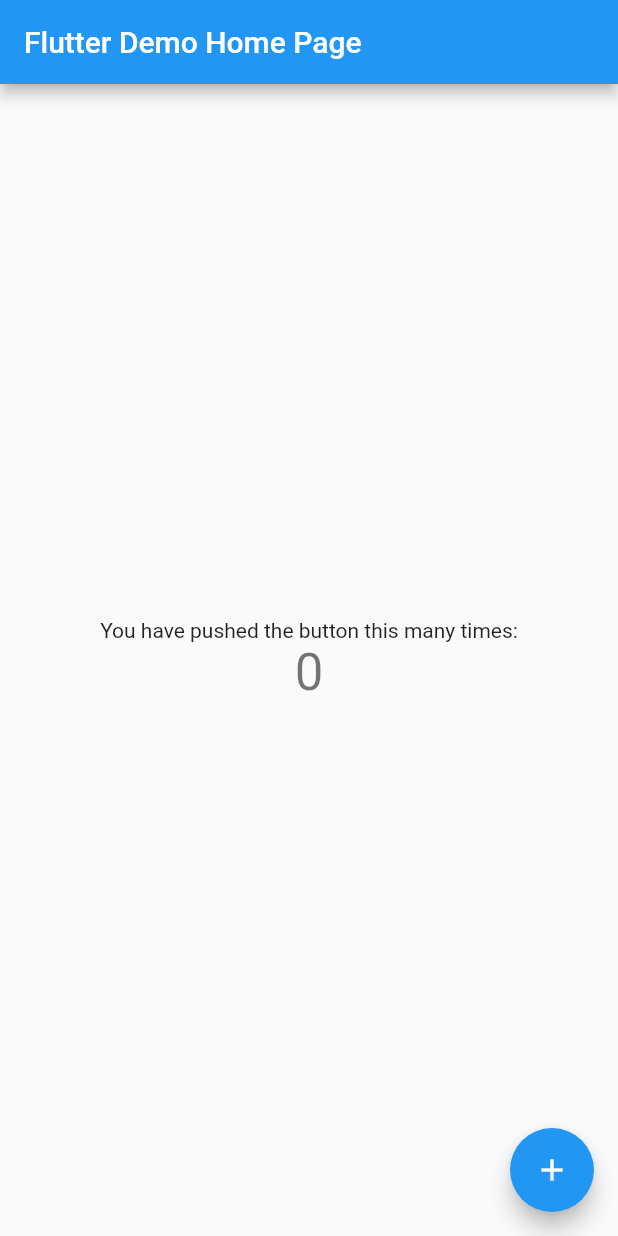
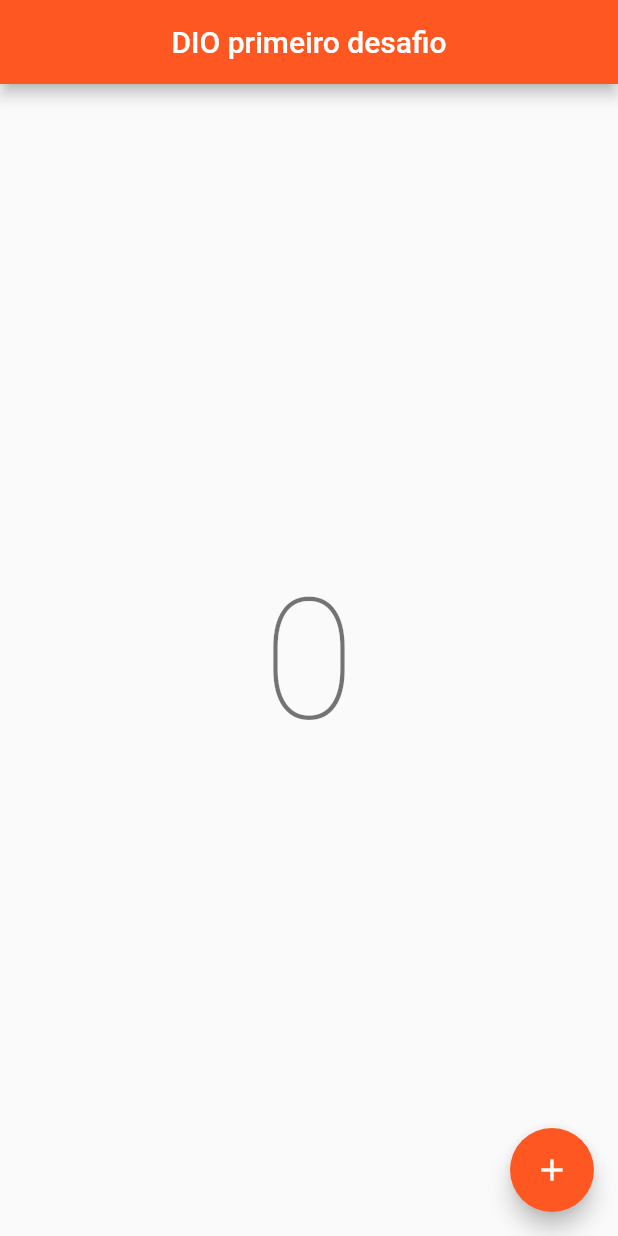
Before and after one commit to aroldoesmerio/dio_flutter_app_challenge_one, a Flutter app: the screen it shows after launch, on a phone screen of 412 x 824 dp. Run offline on Flutter 3.47's test engine with Material 2 defaults, Android fonts, the light colour scheme and no system bars.

Commit message:
feat: Add customs

```diff
--- a/lib/main.dart
+++ b/lib/main.dart
@@ -12,34 +12,15 @@
   Widget build(BuildContext context) {
     return MaterialApp(
       title: 'Flutter Demo',
-      theme: ThemeData(
-        // This is the theme of your application.
-        //
-        // Try running your application with "flutter run". You'll see the
-        // application has a blue toolbar. Then, without quitting the app, try
-        // changing the primarySwatch below to Colors.green and then invoke
-        // "hot reload" (press "r" in the console where you ran "flutter run",
-        // or simply save your changes to "hot reload" in a Flutter IDE).
-        // Notice that the counter didn't reset back to zero; the application
-        // is not restarted.
-        primarySwatch: Colors.blue,
-      ),
-      home: const MyHomePage(title: 'Flutter Demo Home Page'),
+      theme: ThemeData(),
+      home: const MyHomePage(title: 'DIO primeiro desafio'),
+      debugShowCheckedModeBanner: false,
     );
   }
 }
 
 class MyHomePage extends StatefulWidget {
   const MyHomePage({super.key, required this.title});
-
-  // This widget is the home page of your application. It is stateful, meaning
-  // that it has a State object (defined below) that contains fields that affect
-  // how it looks.
-
-  // This class is the configuration for the state. It holds the values (in this
-  // case the title) provided by the parent (in this case the App widget) and
-  // used by the build method of the State. Fields in a Widget subclass are
-  // always marked "final".
 
   final String title;
 
@@ -49,58 +30,29 @@
 
 class _MyHomePageState extends State<MyHomePage> {
   int _counter = 0;
+  Color get color => _counter % 2 == 0 ? Colors.deepOrange : Colors.deepPurple;
 
   void _incrementCounter() {
     setState(() {
-      // This call to setState tells the Flutter framework that something has
-      // changed in this State, which causes it to rerun the build method below
-      // so that the display can reflect the updated values. If we changed
-      // _counter without calling setState(), then the build method would not be
-      // called again, and so nothing would appear to happen.
       _counter++;
     });
   }
 
   @override
   Widget build(BuildContext context) {
-    // This method is rerun every time setState is called, for instance as done
-    // by the _incrementCounter method above.
-    //
-    // The Flutter framework has been optimized to make rerunning build methods
-    // fast, so that you can just rebuild anything that needs updating rather
-    // than having to individually change instances of widgets.
     return Scaffold(
       appBar: AppBar(
-        // Here we take the value from the MyHomePage object that was created by
-        // the App.build method, and use it to set our appbar title.
+        centerTitle: true,
         title: Text(widget.title),
+        backgroundColor: color,
       ),
       body: Center(
-        // Center is a layout widget. It takes a single child and positions it
-        // in the middle of the parent.
         child: Column(
-          // Column is also a layout widget. It takes a list of children and
-          // arranges them vertically. By default, it sizes itself to fit its
-          // children horizontally, and tries to be as tall as its parent.
-          //
-          // Invoke "debug painting" (press "p" in the console, choose the
-          // "Toggle Debug Paint" action from the Flutter Inspector in Android
-          // Studio, or the "Toggle Debug Paint" command in Visual Studio Code)
-          // to see the wireframe for each widget.
-          //
-          // Column has various properties to control how it sizes itself and
-          // how it positions its children. Here we use mainAxisAlignment to
-          // center the children vertically; the main axis here is the vertical
-          // axis because Columns are vertical (the cross axis would be
-          // horizontal).
           mainAxisAlignment: MainAxisAlignment.center,
           children: <Widget>[
-            const Text(
-              'You have pushed the button this many times:',
-            ),
             Text(
               '$_counter',
-              style: Theme.of(context).textTheme.headlineMedium,
+              style: Theme.of(context).textTheme.displayLarge,
             ),
           ],
         ),
@@ -108,8 +60,9 @@
       floatingActionButton: FloatingActionButton(
         onPressed: _incrementCounter,
         tooltip: 'Increment',
+        backgroundColor: color,
         child: const Icon(Icons.add),
-      ), // This trailing comma makes auto-formatting nicer for build methods.
+      ),
     );
   }
 }
```
